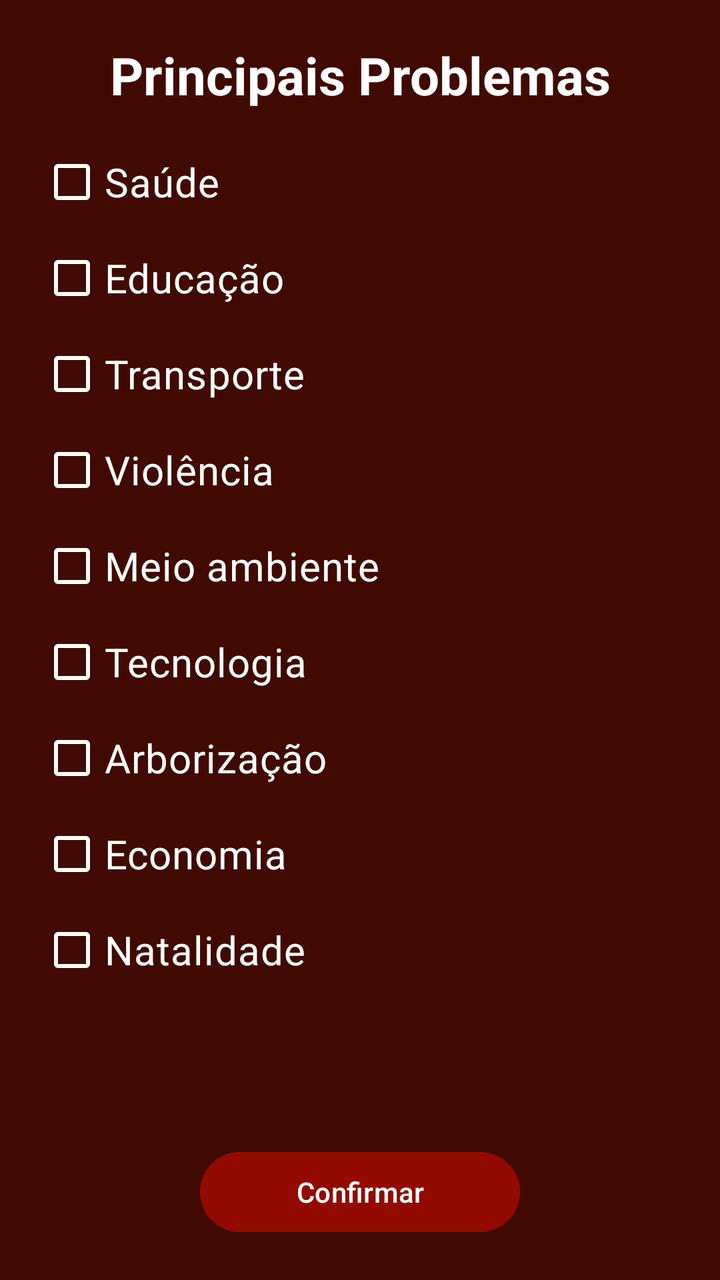
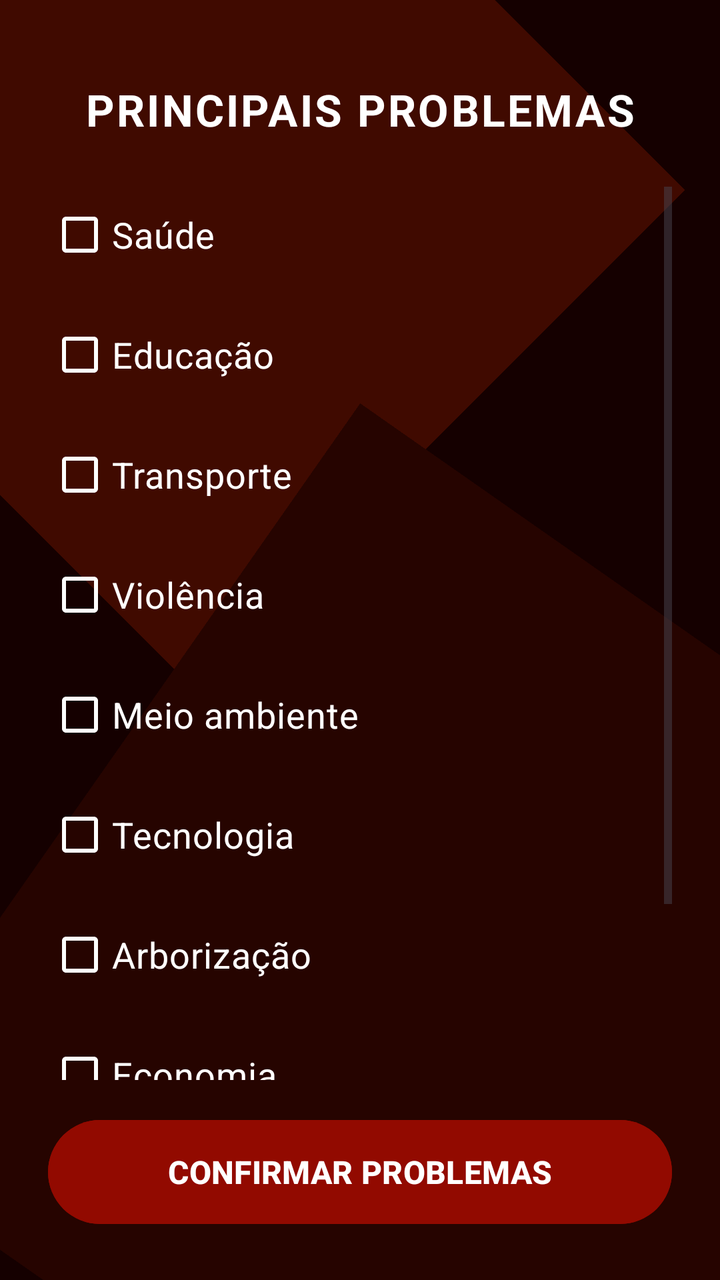

Screens rendered from an Android XML layout before and after an edit, with the pre-edit source and the edit as a unified diff.
<!-- AndroidManifest.xml: application theme Theme.SistemaEleicaoP1 -->
<!-- res/layout/activity_problemas.xml -->
<?xml version="1.0" encoding="utf-8"?>
<LinearLayout xmlns:android="http://schemas.android.com/apk/res/android"
    xmlns:app="http://schemas.android.com/apk/res-auto"
    android:layout_width="match_parent"
    android:layout_height="match_parent"
    android:background="#400A00"
    android:orientation="vertical"
    android:padding="20dp">

    
    <TextView
        android:id="@+id/tituloPrincipaisProblemas"
        android:layout_width="match_parent"
        android:layout_height="wrap_content"
        android:layout_marginBottom="12dp"
        android:gravity="center"
        android:text="Principais Problemas"
        android:textColor="#FFFFFF"
        android:textSize="26sp"
        android:textStyle="bold" />

    
    <CheckBox
        android:id="@+id/checkSaude"
        android:layout_width="match_parent"
        android:layout_height="wrap_content"
        android:text="Saúde"
        android:textColor="#FFFFFF"
        android:textSize="20sp"
        app:buttonTint="#FFFFFF" />

    
    <CheckBox
        android:id="@+id/checkEducacao"
        android:layout_width="match_parent"
        android:layout_height="wrap_content"
        android:text="Educação"
        android:textColor="#FFFFFF"
        android:textSize="20sp"
        app:buttonTint="#FFFFFF" />

    
    <CheckBox
        android:id="@+id/checkTransporte"
        android:layout_width="match_parent"
        android:layout_height="wrap_content"
        android:text="Transporte"
        android:textColor="#FFFFFF"
        android:textSize="20sp"
        app:buttonTint="#FFFFFF" />

    
    <CheckBox
        android:id="@+id/checkViolencia"
        android:layout_width="match_parent"
        android:layout_height="wrap_content"
        android:text="Violência"
        android:textColor="#FFFFFF"
        android:textSize="20sp"
        app:buttonTint="#FFFFFF" />

    
    <CheckBox
        android:id="@+id/checkMeioAmbiente"
        android:layout_width="match_parent"
        android:layout_height="wrap_content"
        android:text="Meio ambiente"
        android:textColor="#FFFFFF"
        android:textSize="20sp"
        app:buttonTint="#FFFFFF" />

    
    <CheckBox
        android:id="@+id/checkTecnologia"
        android:layout_width="match_parent"
        android:layout_height="wrap_content"
        android:text="Tecnologia"
        android:textColor="#FFFFFF"
        android:textSize="20sp"
        app:buttonTint="#FFFFFF" />

    
    <CheckBox
        android:id="@+id/checkArborizacao"
        android:layout_width="match_parent"
        android:layout_height="wrap_content"
        android:text="Arborização"
        android:textColor="#FFFFFF"
        android:textSize="20sp"
        app:buttonTint="#FFFFFF" />

    
    <CheckBox
        android:id="@+id/checkEconomia"
        android:layout_width="match_parent"
        android:layout_height="wrap_content"
        android:text="Economia"
        android:textColor="#FFFFFF"
        android:textSize="20sp"
        app:buttonTint="#FFFFFF" />

    
    <CheckBox
        android:id="@+id/checkNatalidade"
        android:layout_width="match_parent"
        android:layout_height="wrap_content"
        android:text="Natalidade"
        android:textColor="#FFFFFF"
        android:textSize="20sp"
        app:buttonTint="#FFFFFF" />

    
    <Space
        android:layout_width="match_parent"
        android:layout_height="0dp"
        android:layout_weight="1" />

    
    <Button
        android:id="@+id/buttonConfirmarProblemas"
        android:layout_width="160dp"
        android:layout_height="wrap_content"
        android:layout_gravity="center_horizontal"
        android:backgroundTint="#920A00"
        android:text="Confirmar"
        android:textAllCaps="false" />

</LinearLayout>
<!-- resources referenced by this layout -->
<resources>
  <style name="Theme.SistemaEleicaoP1" parent="Base.Theme.SistemaEleicaoP1" />
  <style name="Base.Theme.SistemaEleicaoP1" parent="Theme.Material3.DayNight.NoActionBar">
          
          
      </style>
</resources>

<!-- the commit's change to res/layout/activity_problemas.xml (unified diff, before → after) -->
@@ -1,128 +1,187 @@
 <?xml version="1.0" encoding="utf-8"?>
-<LinearLayout xmlns:android="http://schemas.android.com/apk/res/android"
+<androidx.constraintlayout.widget.ConstraintLayout xmlns:android="http://schemas.android.com/apk/res/android"
     xmlns:app="http://schemas.android.com/apk/res-auto"
+    xmlns:tools="http://schemas.android.com/tools"
     android:layout_width="match_parent"
     android:layout_height="match_parent"
-    android:background="#400A00"
-    android:orientation="vertical"
-    android:padding="20dp">
+    android:background="#150000">
 
     
-    <TextView
-        android:id="@+id/tituloPrincipaisProblemas"
-        android:layout_width="match_parent"
-        android:layout_height="wrap_content"
-        android:layout_marginBottom="12dp"
-        android:gravity="center"
-        android:text="Principais Problemas"
-        android:textColor="#FFFFFF"
-        android:textSize="26sp"
-        android:textStyle="bold" />
 
     
-    <CheckBox
-        android:id="@+id/checkSaude"
-        android:layout_width="match_parent"
-        android:layout_height="wrap_content"
-        android:text="Saúde"
-        android:textColor="#FFFFFF"
-        android:textSize="20sp"
-        app:buttonTint="#FFFFFF" />
+    <View
+        android:layout_width="350dp"
+        android:layout_height="350dp"
+        android:background="#400A00"
+        android:rotation="-45"
+        android:translationX="-80dp"
+        android:translationY="-80dp"
+        app:layout_constraintStart_toStartOf="parent"
+        app:layout_constraintTop_toTopOf="parent" />
 
     
-    <CheckBox
-        android:id="@+id/checkEducacao"
-        android:layout_width="match_parent"
-        android:layout_height="wrap_content"
-        android:text="Educação"
-        android:textColor="#FFFFFF"
-        android:textSize="20sp"
-        app:buttonTint="#FFFFFF" />
+    <View
+        android:layout_width="450dp"
+        android:layout_height="450dp"
+        android:background="#260400"
+        android:rotation="35"
+        android:translationX="100dp"
+        android:translationY="100dp"
+        app:layout_constraintBottom_toBottomOf="parent"
+        app:layout_constraintEnd_toEndOf="parent" />
 
     
-    <CheckBox
-        android:id="@+id/checkTransporte"
+    <LinearLayout
         android:layout_width="match_parent"
-        android:layout_height="wrap_content"
-        android:text="Transporte"
-        android:textColor="#FFFFFF"
-        android:textSize="20sp"
-        app:buttonTint="#FFFFFF" />
+        android:layout_height="match_parent"
+        android:orientation="vertical"
+        android:padding="24dp"
+        app:layout_constraintBottom_toBottomOf="parent"
+        app:layout_constraintEnd_toEndOf="parent"
+        app:layout_constraintStart_toStartOf="parent"
+        app:layout_constraintTop_toTopOf="parent">
 
-    
-    <CheckBox
-        android:id="@+id/checkViolencia"
-        android:layout_width="match_parent"
-        android:layout_height="wrap_content"
-        android:text="Violência"
-        android:textColor="#FFFFFF"
-        android:textSize="20sp"
-        app:buttonTint="#FFFFFF" />
+        
+        <TextView
+            android:id="@+id/tituloPrincipaisProblemas"
+            android:layout_width="match_parent"
+            android:layout_height="wrap_content"
+            android:layout_marginTop="16dp"
+            android:layout_marginBottom="24dp"
+            android:letterSpacing="0.05"
+            android:text="PRINCIPAIS PROBLEMAS"
+            android:textAlignment="center"
+            android:textColor="#FFFFFF"
+            android:textSize="22sp"
+            android:textStyle="bold" />
 
-    
-    <CheckBox
-        android:id="@+id/checkMeioAmbiente"
-        android:layout_width="match_parent"
-        android:layout_height="wrap_content"
-        android:text="Meio ambiente"
-        android:textColor="#FFFFFF"
-        android:textSize="20sp"
-        app:buttonTint="#FFFFFF" />
+        
+        <ScrollView
+            android:layout_width="match_parent"
+            android:layout_height="0dp"
+            android:layout_weight="1"
+            android:fillViewport="true">
 
-    
-    <CheckBox
-        android:id="@+id/checkTecnologia"
-        android:layout_width="match_parent"
-        android:layout_height="wrap_content"
-        android:text="Tecnologia"
-        android:textColor="#FFFFFF"
-        android:textSize="20sp"
-        app:buttonTint="#FFFFFF" />
+            <LinearLayout
+                android:layout_width="match_parent"
+                android:layout_height="wrap_content"
+                android:orientation="vertical"
+                android:paddingBottom="16dp">
 
-    
-    <CheckBox
-        android:id="@+id/checkArborizacao"
-        android:layout_width="match_parent"
-        android:layout_height="wrap_content"
-        android:text="Arborização"
-        android:textColor="#FFFFFF"
-        android:textSize="20sp"
-        app:buttonTint="#FFFFFF" />
+                
+                <CheckBox
+                    android:id="@+id/checkSaude"
+                    android:layout_width="match_parent"
+                    android:layout_height="wrap_content"
+                    android:layout_marginBottom="12dp"
+                    android:text="Saúde"
+                    android:textColor="#FFFFFF"
+                    android:textSize="18sp"
+                    app:buttonTint="#FFFFFF" />
 
-    
-    <CheckBox
-        android:id="@+id/checkEconomia"
-        android:layout_width="match_parent"
-        android:layout_height="wrap_content"
-        android:text="Economia"
-        android:textColor="#FFFFFF"
-        android:textSize="20sp"
-        app:buttonTint="#FFFFFF" />
+                
+                <CheckBox
+                    android:id="@+id/checkEducacao"
+                    android:layout_width="match_parent"
+                    android:layout_height="wrap_content"
+                    android:layout_marginBottom="12dp"
+                    android:text="Educação"
+                    android:textColor="#FFFFFF"
+                    android:textSize="18sp"
+                    app:buttonTint="#FFFFFF" />
 
-    
-    <CheckBox
-        android:id="@+id/checkNatalidade"
-        android:layout_width="match_parent"
-        android:layout_height="wrap_content"
-        android:text="Natalidade"
-        android:textColor="#FFFFFF"
-        android:textSize="20sp"
-        app:buttonTint="#FFFFFF" />
+                
+                <CheckBox
+                    android:id="@+id/checkTransporte"
+                    android:layout_width="match_parent"
+                    android:layout_height="wrap_content"
+                    android:layout_marginBottom="12dp"
+                    android:text="Transporte"
+                    android:textColor="#FFFFFF"
+                    android:textSize="18sp"
+                    app:buttonTint="#FFFFFF" />
 
-    
-    <Space
-        android:layout_width="match_parent"
-        android:layout_height="0dp"
-        android:layout_weight="1" />
+                
+                <CheckBox
+                    android:id="@+id/checkViolencia"
+                    android:layout_width="match_parent"
+                    android:layout_height="wrap_content"
+                    android:layout_marginBottom="12dp"
+                    android:text="Violência"
+                    android:textColor="#FFFFFF"
+                    android:textSize="18sp"
+                    app:buttonTint="#FFFFFF" />
 
-    
-    <Button
-        android:id="@+id/buttonConfirmarProblemas"
-        android:layout_width="160dp"
-        android:layout_height="wrap_content"
-        android:layout_gravity="center_horizontal"
-        android:backgroundTint="#920A00"
-        android:text="Confirmar"
-        android:textAllCaps="false" />
+                
+                <CheckBox
+                    android:id="@+id/checkMeioAmbiente"
+                    android:layout_width="match_parent"
+                    android:layout_height="wrap_content"
+                    android:layout_marginBottom="12dp"
+                    android:text="Meio ambiente"
+                    android:textColor="#FFFFFF"
+                    android:textSize="18sp"
+                    app:buttonTint="#FFFFFF" />
 
-</LinearLayout>
+                
+                <CheckBox
+                    android:id="@+id/checkTecnologia"
+                    android:layout_width="match_parent"
+                    android:layout_height="wrap_content"
+                    android:layout_marginBottom="12dp"
+                    android:text="Tecnologia"
+                    android:textColor="#FFFFFF"
+                    android:textSize="18sp"
+                    app:buttonTint="#FFFFFF" />
+
+                
+                <CheckBox
+                    android:id="@+id/checkArborizacao"
+                    android:layout_width="match_parent"
+                    android:layout_height="wrap_content"
+                    android:layout_marginBottom="12dp"
+                    android:text="Arborização"
+                    android:textColor="#FFFFFF"
+                    android:textSize="18sp"
+                    app:buttonTint="#FFFFFF" />
+
+                
+                <CheckBox
+                    android:id="@+id/checkEconomia"
+                    android:layout_width="match_parent"
+                    android:layout_height="wrap_content"
+                    android:layout_marginBottom="12dp"
+                    android:text="Economia"
+                    android:textColor="#FFFFFF"
+                    android:textSize="18sp"
+                    app:buttonTint="#FFFFFF" />
+
+                
+                <CheckBox
+                    android:id="@+id/checkNatalidade"
+                    android:layout_width="match_parent"
+                    android:layout_height="wrap_content"
+                    android:layout_marginBottom="12dp"
+                    android:text="Natalidade"
+                    android:textColor="#FFFFFF"
+                    android:textSize="18sp"
+                    app:buttonTint="#FFFFFF" />
+
+            </LinearLayout>
+        </ScrollView>
+
+        
+        <Button
+            android:id="@+id/buttonConfirmarProblemas"
+            android:layout_width="match_parent"
+            android:layout_height="60dp"
+            android:layout_marginTop="16dp"
+            android:backgroundTint="#920A00"
+            android:text="CONFIRMAR PROBLEMAS"
+            android:textColor="#FFFFFF"
+            android:textSize="16sp"
+            android:textStyle="bold" />
+
+    </LinearLayout>
+
+</androidx.constraintlayout.widget.ConstraintLayout>
